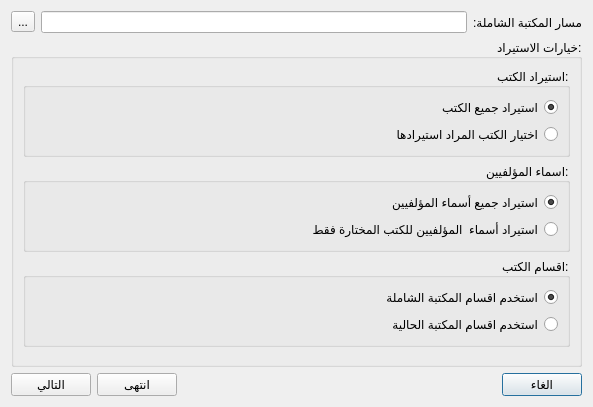
boussouira/moltaqa, file src/shamelaimportdialog.ui: the form before one commit.
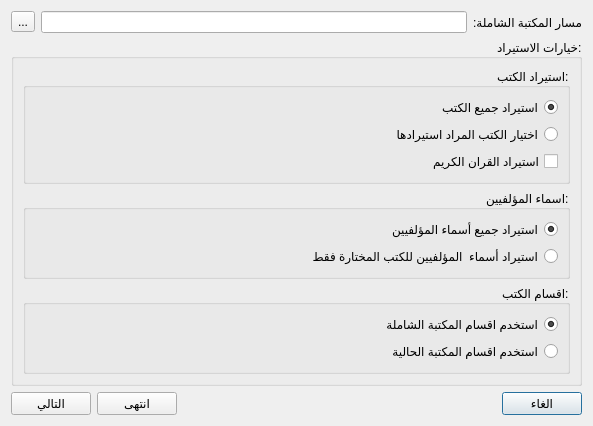
The form after the commit. The open tabs and pages were chosen to show the change.

Commit message: Import quran from shamela

Patch:
```diff
--- a/src/shamelaimportdialog.ui
+++ b/src/shamelaimportdialog.ui
@@ -102,6 +102,13 @@
                </property>
               </widget>
              </item>
+             <item>
+              <widget class="QCheckBox" name="checkImportQuran">
+               <property name="text">
+                <string>استيراد القران الكريم</string>
+               </property>
+              </widget>
+             </item>
             </layout>
            </widget>
           </item>
```
Left out of the diff: 2 changed lines with no effect on the pictures. The commit also changes 10 other files.
